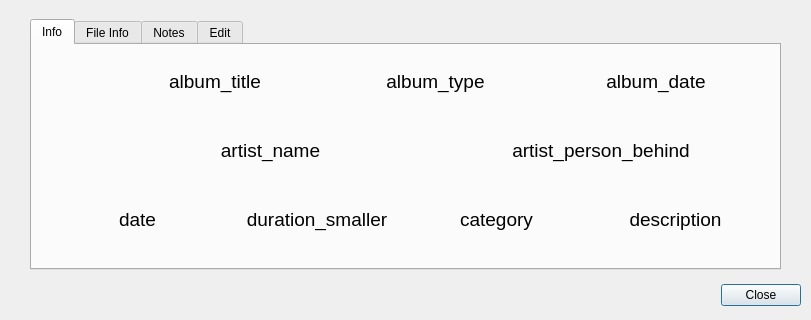
salamandarin/Music-Manager, file Code/track_popup.ui: the form before one commit; both pictures show x 0 to 811 and y 151 to 471 of the 811 by 471 pixel window.
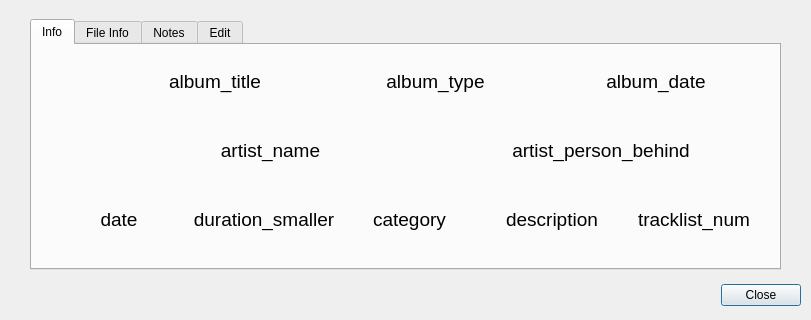
The form after the commit. Icons and pictures are not drawn.

Commit message: added more track edit functions

```diff
--- a/Code/track_popup.ui
+++ b/Code/track_popup.ui
@@ -376,6 +376,21 @@
         </property>
        </widget>
       </item>
+      <item>
+       <widget class="QLabel" name="tracklist_num">
+        <property name="font">
+         <font>
+          <pointsize>14</pointsize>
+         </font>
+        </property>
+        <property name="text">
+         <string>tracklist_num</string>
+        </property>
+        <property name="alignment">
+         <set>Qt::AlignmentFlag::AlignCenter</set>
+        </property>
+       </widget>
+      </item>
      </layout>
     </widget>
    </widget>
```
Left out of the diff: 2 changed lines with no effect on the pictures. The commit also changes 3 other files.
